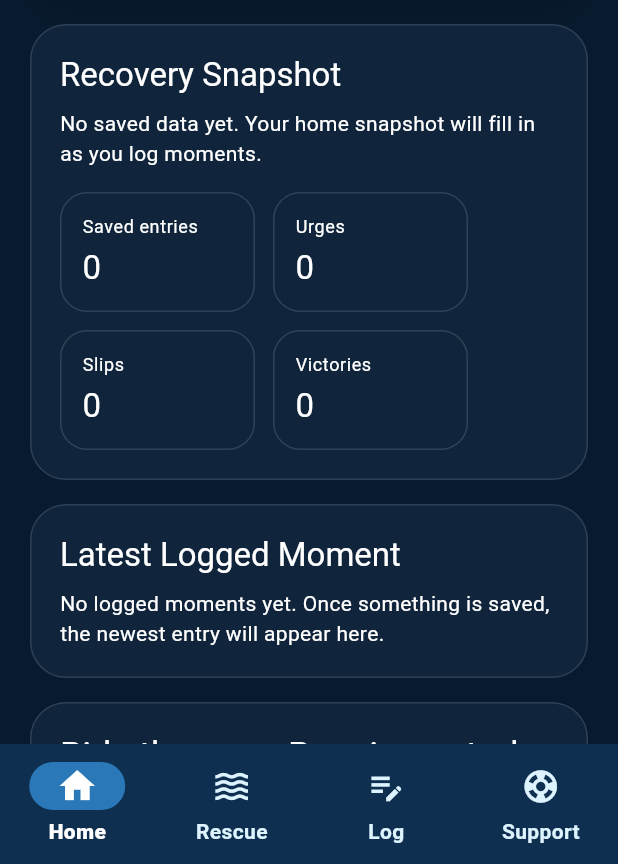
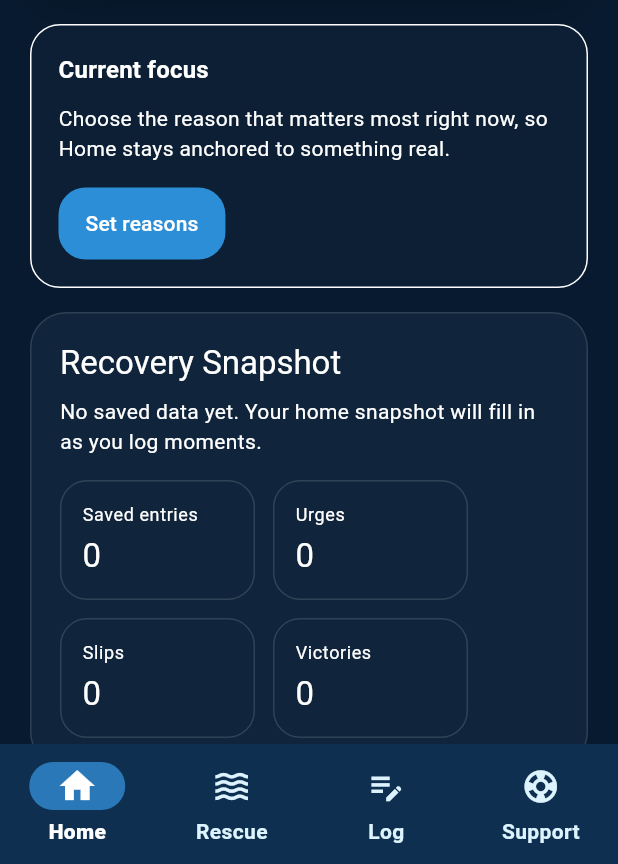
Before and after one commit to lindsey-wells/breakwave, a Flutter app: the screen it shows after launch, after a tap on "Secular recovery path", after a tap on "Christian recovery path", after a tap on "Continue", on a phone screen of 412 x 824 dp, the part 372-1236 px from its top. Run offline on Flutter 3.47's test engine with Material 3 defaults, Android fonts, the light colour scheme and no system bars; our stand-ins replace shared_preferences.

Commit message:
BW-12 add reasons to change and home focus card

```diff
--- /dev/null
+++ b/lib/core/reasons/reasons_selection.dart
@@ -0,0 +1,69 @@
+import 'dart:convert';
+
+class ReasonsSelection {
+  const ReasonsSelection({
+    required this.selectedReasons,
+    required this.currentFocus,
+  });
+
+  final List<String> selectedReasons;
+  final String? currentFocus;
+
+  static const ReasonsSelection empty = ReasonsSelection(
+    selectedReasons: <String>[],
+    currentFocus: null,
+  );
+
+  bool get hasReasons => selectedReasons.isNotEmpty;
+
+  ReasonsSelection copyWith({
+    List<String>? selectedReasons,
+    String? currentFocus,
+    bool clearCurrentFocus = false,
+  }) {
+    return ReasonsSelection(
+      selectedReasons: selectedReasons ?? this.selectedReasons,
+      currentFocus: clearCurrentFocus ? null : (currentFocus ?? this.currentFocus),
+    );
+  }
+
+  Map<String, dynamic> toMap() {
+    return {
+      'selectedReasons': selectedReasons,
+      'currentFocus': currentFocus,
+    };
+  }
+
+  String toJsonString() => jsonEncode(toMap());
+
+  factory ReasonsSelection.fromMap(Map<String, dynamic> map) {
+    final rawReasons = (map['selectedReasons'] as List<dynamic>? ?? <dynamic>[])
+        .map((item) => item.toString().trim())
+        .where((item) => item.isNotEmpty)
+        .toList();
+
+    final selectedReasons = <String>[];
+    for (final reason in rawReasons) {
+      if (!selectedReasons.contains(reason)) {
+        selectedReasons.add(reason);
+      }
+    }
+
+    final rawFocus = map['currentFocus']?.toString().trim();
+    final currentFocus = (rawFocus != null &&
+            rawFocus.isNotEmpty &&
+            selectedReasons.contains(rawFocus))
+        ? rawFocus
+        : (selectedReasons.isNotEmpty ? selectedReasons.first : null);
+
+    return ReasonsSelection(
+      selectedReasons: selectedReasons,
+      currentFocus: currentFocus,
+    );
+  }
+
+  factory ReasonsSelection.fromJsonString(String source) {
+    final decoded = jsonDecode(source) as Map<String, dynamic>;
+    return ReasonsSelection.fromMap(decoded);
+  }
+}
--- /dev/null
+++ b/lib/core/reasons/reasons_store.dart
@@ -0,0 +1,35 @@
+import 'package:shared_preferences/shared_preferences.dart';
+
+import 'reasons_selection.dart';
+
+class ReasonsStore {
+  static const String storageKey = 'bw_reasons_selection_v1';
+
+  static Future<SharedPreferences> _prefs() async {
+    return SharedPreferences.getInstance();
+  }
+
+  static Future<ReasonsSelection> loadSelection() async {
+    final prefs = await _prefs();
+    final raw = prefs.getString(storageKey);
+    if (raw == null || raw.trim().isEmpty) {
+      return ReasonsSelection.empty;
+    }
+
+    try {
+      return ReasonsSelection.fromJsonString(raw);
+    } catch (_) {
+      return ReasonsSelection.empty;
+    }
+  }
+
+  static Future<void> saveSelection(ReasonsSelection selection) async {
+    final prefs = await _prefs();
+    await prefs.setString(storageKey, selection.toJsonString());
+  }
+
+  static Future<void> clearSelection() async {
+    final prefs = await _prefs();
+    await prefs.remove(storageKey);
+  }
+}
--- a/lib/features/home/presentation/home_screen.dart
+++ b/lib/features/home/presentation/home_screen.dart
@@ -11,6 +11,7 @@ import 'package:flutter/material.dart';
 import '../../log/data/log_repository.dart';
 import '../../log/domain/log_entry.dart';
 import '../../../core/ui/wave_surface.dart';
+import '../../reasons/presentation/reasons_focus_card.dart';
 import 'widgets/daily_encouragement_card.dart';
 import 'widgets/home_hero_card.dart';
 import 'widgets/latest_logged_moment_card.dart';
@@ -106,6 +107,8 @@ class HomeScreen extends StatelessWidget {
                         ),
                       ),
                       const SizedBox(height: 16),
+                      const ReasonsFocusCard(),
+                      const SizedBox(height: 16),
                       RecoverySnapshotCard(
                         totalEntries: summary.totalEntries,
                         urgeCount: summary.urgeCount,
--- /dev/null
+++ b/lib/features/reasons/presentation/reasons_focus_card.dart
@@ -0,0 +1,86 @@
+import 'package:flutter/material.dart';
+
+import '../../../core/reasons/reasons_store.dart';
+import 'reasons_to_change_screen.dart';
+
+class ReasonsFocusCard extends StatefulWidget {
+  const ReasonsFocusCard({super.key});
+
+  @override
+  State<ReasonsFocusCard> createState() => _ReasonsFocusCardState();
+}
+
+class _ReasonsFocusCardState extends State<ReasonsFocusCard> {
+  bool _loading = true;
+  String? _currentFocus;
+  bool _hasReasons = false;
+
+  @override
+  void initState() {
+    super.initState();
+    _load();
+  }
+
+  Future<void> _load() async {
+    final selection = await ReasonsStore.loadSelection();
+    if (!mounted) return;
+
+    setState(() {
+      _currentFocus = selection.currentFocus;
+      _hasReasons = selection.hasReasons;
+      _loading = false;
+    });
+  }
+
+  Future<void> _openReasonsScreen() async {
+    await Navigator.of(context).push<bool>(
+      MaterialPageRoute(
+        builder: (_) => const ReasonsToChangeScreen(),
+      ),
+    );
+
+    if (!mounted) return;
+    await _load();
+  }
+
+  @override
+  Widget build(BuildContext context) {
+    final theme = Theme.of(context);
+    final colorScheme = theme.colorScheme;
+
+    return Container(
+      padding: const EdgeInsets.all(18),
+      decoration: BoxDecoration(
+        color: colorScheme.surfaceContainerHighest.withOpacity(0.45),
+        borderRadius: BorderRadius.circular(20),
+        border: Border.all(
+          color: colorScheme.outlineVariant,
+        ),
+      ),
+      child: _loading
+          ? const Center(child: CircularProgressIndicator())
+          : Column(
+              crossAxisAlignment: CrossAxisAlignment.start,
+              children: [
+                Text(
+                  'Current focus',
+                  style: theme.textTheme.titleMedium?.copyWith(
+                    fontWeight: FontWeight.w700,
+                  ),
+                ),
+                const SizedBox(height: 10),
+                Text(
+                  _currentFocus ??
+                      'Choose the reason that matters most right now, so Home stays anchored to something real.',
+                  style: theme.textTheme.bodyMedium,
+                ),
+                const SizedBox(height: 16),
+                FilledButton.tonal(
+                  onPressed: _openReasonsScreen,
+                  child: Text(_hasReasons ? 'Edit reasons' : 'Set reasons'),
+                ),
+              ],
+            ),
+    );
+  }
+}
```
Also changed, not shown: lib/features/reasons/presentation/reasons_to_change_screen.dart (added, +216 -0 lines), 1 other file.
